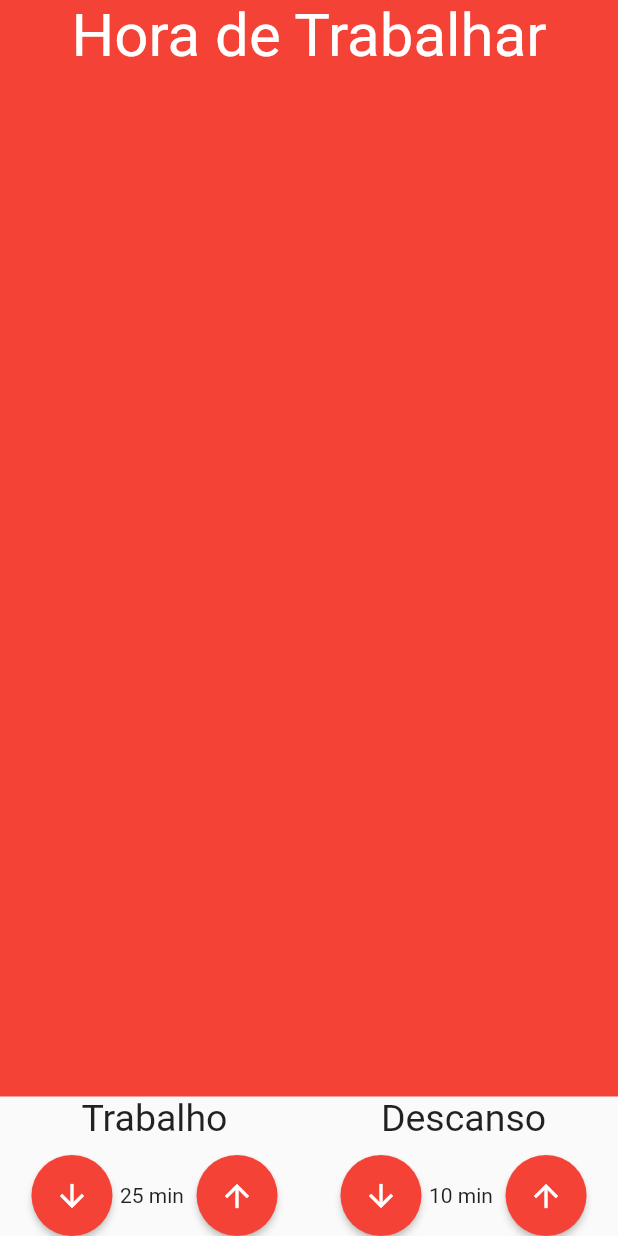
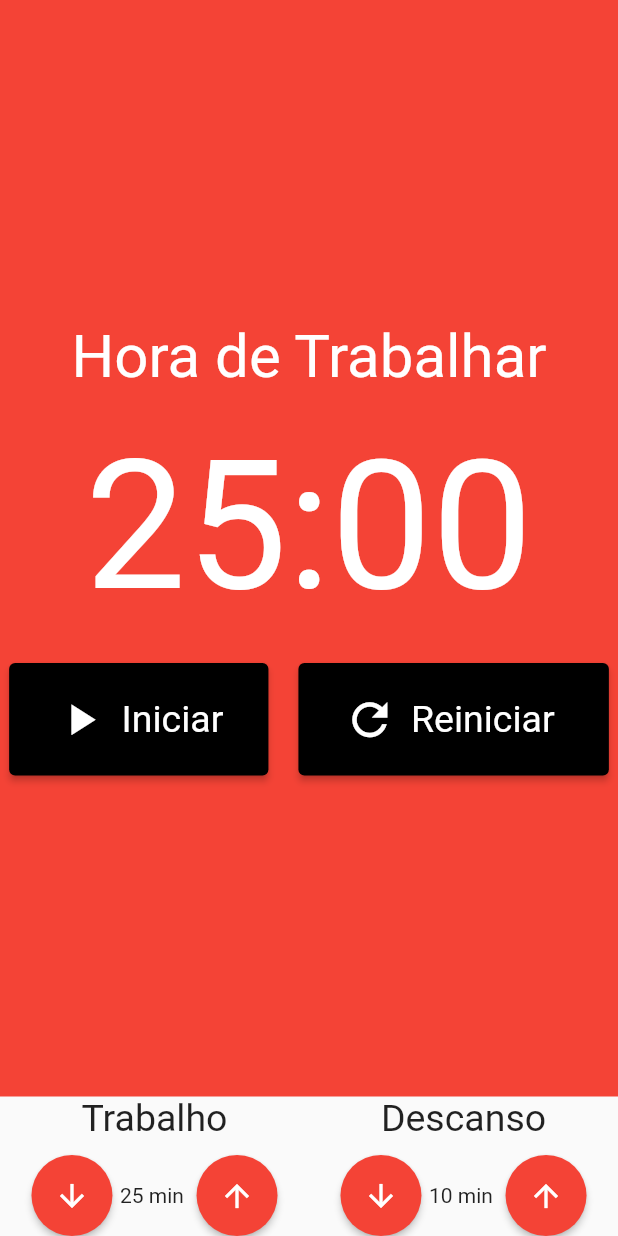
Before and after one commit to IagoMesquita/pomodoro_with_mobx, a Flutter app: the screen it shows after launch, on a phone screen of 412 x 824 dp. Run offline on Flutter 3.47's test engine with Material 2 defaults, Android fonts, the phone set to English and light mode, and no system bars; our stand-ins replace mobx; generated files the repository leaves out were written again.

Commit message:
feat: implement ChronometerButton

```diff
--- a/lib/components/chronometer.dart
+++ b/lib/components/chronometer.dart
@@ -1,4 +1,5 @@
 import 'package:flutter/material.dart';
+import 'package:pomodoro_with_mobx/components/chronometer_button.dart';
 
 class Chronometer extends StatelessWidget {
   const Chronometer({super.key});
@@ -8,14 +9,41 @@ class Chronometer extends StatelessWidget {
     return Container(
       color: Colors.red,
       child: Column(
-        children: const [
-          Text(
+        mainAxisAlignment: MainAxisAlignment.center,
+        children: [
+          const Text(
             'Hora de Trabalhar',
             style: TextStyle(
               fontSize: 40,
               color: Colors.white,
             ),
           ),
+          const SizedBox(height: 20),
+          const Text(
+            '25:00',
+            style: TextStyle(
+              fontSize: 120,
+              color: Colors.white,
+            ),
+          ),
+          const SizedBox(height: 20),
+          Row(
+            mainAxisAlignment: MainAxisAlignment.center,
+            children: const [
+              Padding(
+                padding: EdgeInsets.only(right: 10),
+                child: ChronometerButton(text: 'Iniciar', icon: Icons.play_arrow),
+              ),
+              // Padding(
+              //   padding: EdgeInsets.only(right: 10),
+              //   child: ChronometerButton(text: 'Parar', icon: Icons.stop),
+              // ),
+              Padding(
+                padding: EdgeInsets.only(left: 10),
+                child: ChronometerButton(text: 'Reiniciar ', icon: Icons.refresh),
+              ),
+            ],
+          ),
         ],
       ),
     );
```
